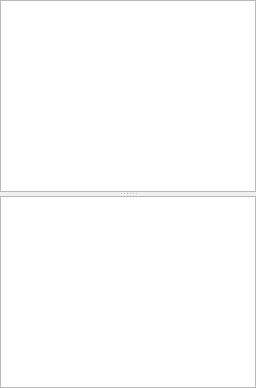
Before: the Qt Designer form debugger/registerdisplaydialog.ui in christopherpow/nesicide, drawn with Qt 5.
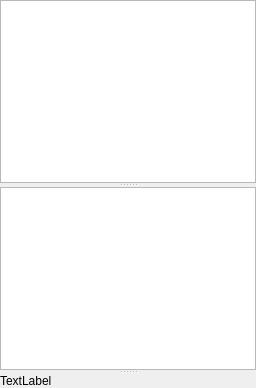
After: the same form once the commit is applied.

What changed in the file:
```diff
--- a/debugger/registerdisplaydialog.ui
+++ b/debugger/registerdisplaydialog.ui
@@ -61,6 +61,12 @@
       </attribute>
      </widget>
      <widget class="QTableView" name="bitfieldView">
+      <property name="editTriggers">
+       <set>QAbstractItemView::AnyKeyPressed|QAbstractItemView::DoubleClicked|QAbstractItemView::EditKeyPressed|QAbstractItemView::SelectedClicked</set>
+      </property>
+      <property name="alternatingRowColors">
+       <bool>true</bool>
+      </property>
       <property name="selectionMode">
        <enum>QAbstractItemView::SingleSelection</enum>
       </property>
@@ -80,6 +86,17 @@
        <number>23</number>
       </attribute>
      </widget>
+     <widget class="QLabel" name="label">
+      <property name="frameShape">
+       <enum>QFrame::NoFrame</enum>
+      </property>
+      <property name="text">
+       <string>TextLabel</string>
+      </property>
+      <property name="indent">
+       <number>0</number>
+      </property>
+     </widget>
     </widget>
    </item>
   </layout>
```
Left out of the diff: 3 changed lines with no effect on the pictures.
